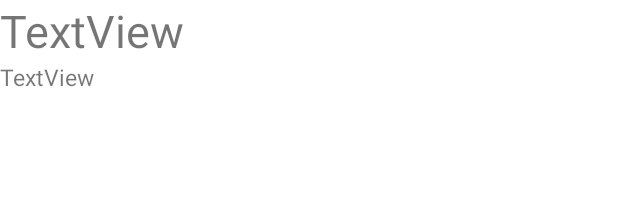
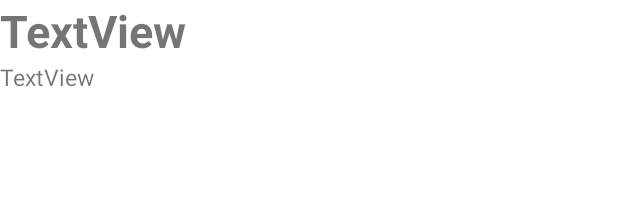
Before and after one commit to ltm-lab/urikiri, an Android app: the layout content_add_group.xml on its own in the app's theme, with its tools: preview values and no code run, on a phone screen of 412 x 824 dp. Shown: the top 204 px of the screen. Run offline under Robolectric (Android 15) with nearby library versions, the phone set to English and light mode, and no system bars.

Commit message:
fix content_add_group.xml

```diff
--- a/app/src/main/res/layout/content_add_group.xml
+++ b/app/src/main/res/layout/content_add_group.xml
@@ -23,7 +23,7 @@
                 android:layout_height="wrap_content"
                 android:text="TextView"
                 android:textSize="30dp"
-                android:textFontWeight="5"/>
+                android:textStyle="bold"/>
 
             <TextView
                 android:id="@+id/textView2"
```
